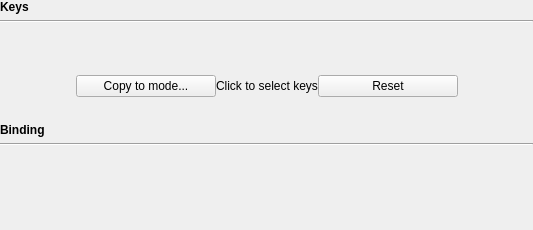
Old version of the form src/ckb/kbbindwidget.ui in the repository sterpe/ckb-next.
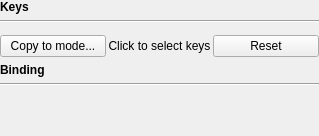
New version of the form. Custom widgets are drawn as their Qt base class.

What changed in the file:
```diff
--- a/src/ckb/kbbindwidget.ui
+++ b/src/ckb/kbbindwidget.ui
@@ -6,8 +6,8 @@
    <rect>
     <x>0</x>
     <y>0</y>
-    <width>533</width>
-    <height>230</height>
+    <width>319</width>
+    <height>136</height>
    </rect>
   </property>
   <property name="sizePolicy">
@@ -51,43 +51,7 @@
    </item>
    <item>
     <layout class="QGridLayout" name="gridLayout">
-     <item row="0" column="4">
-      <spacer name="horizontalSpacer_2">
-       <property name="orientation">
-        <enum>Qt::Horizontal</enum>
-       </property>
-       <property name="sizeHint" stdset="0">
-        <size>
-         <width>40</width>
-         <height>20</height>
-        </size>
-       </property>
-      </spacer>
-     </item>
-     <item row="0" column="1" colspan="3">
-      <widget class="KeyWidget" name="keyWidget" native="true">
-       <property name="sizePolicy">
-        <sizepolicy hsizetype="Expanding" vsizetype="Expanding">
-         <horstretch>0</horstretch>
-         <verstretch>0</verstretch>
-        </sizepolicy>
-       </property>
-      </widget>
-     </item>
-     <item row="0" column="0">
-      <spacer name="horizontalSpacer">
-       <property name="orientation">
-        <enum>Qt::Horizontal</enum>
-       </property>
-       <property name="sizeHint" stdset="0">
-        <size>
-         <width>40</width>
-         <height>20</height>
-        </size>
-       </property>
-      </spacer>
-     </item>
-     <item row="1" column="1" colspan="3">
+     <item row="1" column="0" colspan="3">
       <layout class="QHBoxLayout" name="horizontalLayout_2">
        <property name="spacing">
         <number>0</number>
@@ -101,14 +65,14 @@
           <bool>true</bool>
          </property>
          <property name="sizePolicy">
-          <sizepolicy hsizetype="Expanding" vsizetype="Fixed">
+          <sizepolicy hsizetype="MinimumExpanding" vsizetype="Fixed">
            <horstretch>0</horstretch>
            <verstretch>0</verstretch>
           </sizepolicy>
          </property>
          <property name="minimumSize">
           <size>
-           <width>140</width>
+           <width>0</width>
            <height>0</height>
           </size>
          </property>
@@ -120,7 +84,7 @@
        <item>
         <widget class="QLabel" name="selectLabel">
          <property name="sizePolicy">
-          <sizepolicy hsizetype="Expanding" vsizetype="Fixed">
+          <sizepolicy hsizetype="MinimumExpanding" vsizetype="Fixed">
            <horstretch>0</horstretch>
            <verstretch>0</verstretch>
           </sizepolicy>
@@ -145,14 +109,14 @@
        <item>
         <widget class="QPushButton" name="resetButton">
          <property name="sizePolicy">
-          <sizepolicy hsizetype="Expanding" vsizetype="Fixed">
+          <sizepolicy hsizetype="MinimumExpanding" vsizetype="Fixed">
            <horstretch>0</horstretch>
            <verstretch>0</verstretch>
           </sizepolicy>
          </property>
          <property name="minimumSize">
           <size>
-           <width>140</width>
+           <width>0</width>
            <height>0</height>
           </size>
          </property>
@@ -163,24 +127,18 @@
        </item>
       </layout>
      </item>
+     <item row="0" column="0" colspan="3">
+      <widget class="KeyWidget" name="keyWidget" native="true">
+       <property name="sizePolicy">
+        <sizepolicy hsizetype="Minimum" vsizetype="Fixed">
+         <horstretch>0</horstretch>
+         <verstretch>0</verstretch>
+        </sizepolicy>
+       </property>
+      </widget>
+     </item>
     </layout>
    </item>
-   <item>
-    <spacer name="verticalSpacer">
-     <property name="orientation">
-      <enum>Qt::Vertical</enum>
-     </property>
-     <property name="sizeType">
-      <enum>QSizePolicy::Fixed</enum>
-     </property>
-     <property name="sizeHint" stdset="0">
-      <size>
-       <width>0</width>
-       <height>20</height>
-      </size>
-     </property>
-    </spacer>
-   </item>
    <item>
     <widget class="QLabel" name="label_2">
      <property name="font">
@@ -196,6 +154,12 @@
    </item>
    <item>
     <widget class="Line" name="line_2">
+     <property name="sizePolicy">
+      <sizepolicy hsizetype="MinimumExpanding" vsizetype="Fixed">
+       <horstretch>0</horstretch>
+       <verstretch>0</verstretch>
+      </sizepolicy>
+     </property>
      <property name="orientation">
       <enum>Qt::Horizontal</enum>
      </property>
```
